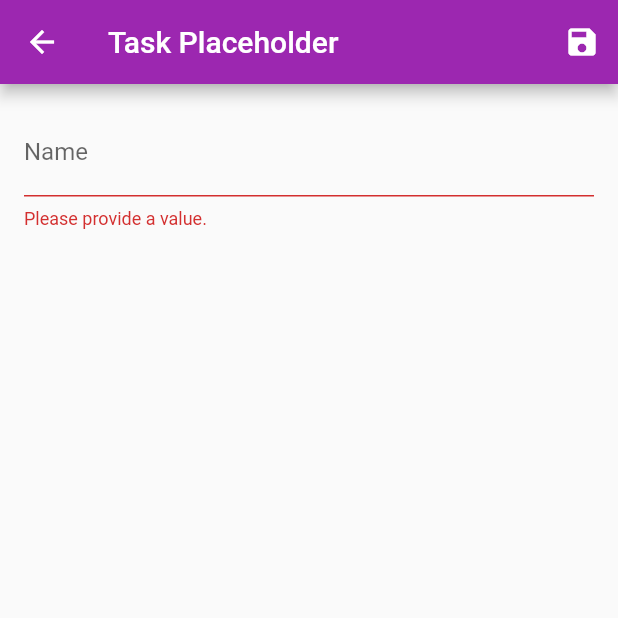
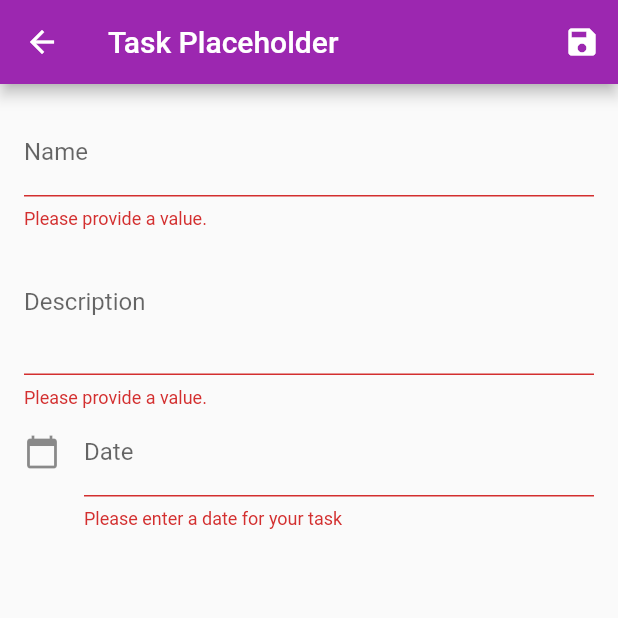
Before and after one commit to aidenharrington/Incrementality, a Flutter app: the EditTaskScreen screen opened by its route, after a tap on the "save" icon, on a phone screen of 412 x 824 dp, the top half of it. Run offline on Flutter 3.47's test engine with Material 2 defaults, Android fonts, the phone set to English and light mode, and no system bars.

Commit message:
added date to task

```diff
--- a/lib/models/task.dart
+++ b/lib/models/task.dart
@@ -1,6 +1,11 @@
 class Task {
   final String id;
   String name;
+  DateTime createdAt;
+  String description;
+  DateTime completedAt;
+  DateTime dueDateTime;
 
-  Task(this.id, this.name);
+  Task(this.id, this.name, this.createdAt,
+      [this.description, this.completedAt, this.dueDateTime]);
 }
--- a/lib/providers/task_provider.dart
+++ b/lib/providers/task_provider.dart
@@ -28,6 +28,7 @@ class TaskProvider with ChangeNotifier {
       Task(
         DateTime.now().toString(),
         task.name,
+        DateTime.now(),
       ),
     );
     notifyListeners();
--- a/lib/screens/edit_task_screen.dart
+++ b/lib/screens/edit_task_screen.dart
@@ -13,12 +13,20 @@ class EditTaskScreen extends StatefulWidget {
 
 class _EditTaskScreenState extends State<EditTaskScreen> {
   final _form = GlobalKey<FormState>();
+  TextEditingController _dateController = TextEditingController();
+  DateTime _selectedDate = DateTime.now();
   var _task = Task(
     null,
     '',
+    null,
+    null,
+    null,
+    null,
   );
   var _initValues = {
     'name': '',
+    'description': '',
+    'dueDateTime': DateTime.now(),
   };
   var _isInit = true;
   var _isLoading = false;
@@ -32,6 +40,7 @@ class _EditTaskScreenState extends State<EditTaskScreen> {
       Provider.of<TaskProvider>(context, listen: false)
           .updateTask(_task.id, _task);
     } else {
+      _task.createdAt = DateTime.now();
       Provider.of<TaskProvider>(context, listen: false).addTask(_task);
     }
     Navigator.of(context).pop();
@@ -40,6 +49,9 @@ class _EditTaskScreenState extends State<EditTaskScreen> {
   @override
   void didChangeDependencies() {
     if (_isInit) {
+      setState(() {
+        _isLoading = true;
+      });
       final taskId = ModalRoute.of(context).settings.arguments as String;
       if (taskId != null) {
         try {
@@ -58,8 +70,26 @@ class _EditTaskScreenState extends State<EditTaskScreen> {
         }
       }
     }
+    setState(() {
+      _isLoading = false;
+    });
     _isInit = false;
     super.didChangeDependencies();
+  }
+
+  void _selectDate(BuildContext context) async {
+    final DateTime picked = await showDatePicker(
+      context: context,
+      initialDate: _selectedDate,
+      firstDate: DateTime.now(),
+      lastDate: DateTime(2100),
+    );
+    if (picked != null && picked != _selectedDate) {
+      setState(() {
+        _selectedDate = picked;
+        _dateController.text = picked.toIso8601String();
+      });
+    }
   }
 
   @override
@@ -74,7 +104,11 @@ class _EditTaskScreenState extends State<EditTaskScreen> {
           ),
         ],
       ),
-      body: Padding(
+      body: _isLoading
+          ? Center(
+              child: CircularProgressIndicator(),
+            )
+          : Padding(
               padding: EdgeInsets.all(16),
               child: Form(
                 key: _form,
@@ -94,6 +128,39 @@ class _EditTaskScreenState extends State<EditTaskScreen> {
                         _task.name = value;
                       },
                     ),
+                    TextFormField(
+                      initialValue: _initValues['description'],
+                      decoration: InputDecoration(labelText: 'Description'),
+                      textInputAction: TextInputAction.next,
+                      maxLines: 3,
+                      keyboardType: TextInputType.multiline,
+                      validator: (value) {
+                        if (value.isEmpty) {
+                          return 'Please provide a value.';
+                        }
+                        return null;
+                      },
+                      onSaved: (value) {
+                        _task.name = value;
+                      },
+                    ),
+                    TextFormField(
+                      onTap: () => _selectDate(context),
+                      onSaved: (value) {
+                        _task.dueDateTime = _selectedDate;
+                      },
+                      controller: _dateController,
+                      decoration: InputDecoration(
+                        labelText: "Date",
+                        icon: Icon(Icons.calendar_today),
+                      ),
+                      validator: (value) {
+                        if (value.isEmpty) {
+                          return "Please enter a date for your task";
+                        }
+                        return null;
+                      },
+                    ),
                   ],
                 ),
               ),
```
Lines whose indentation alone changed are shown as unchanged.
